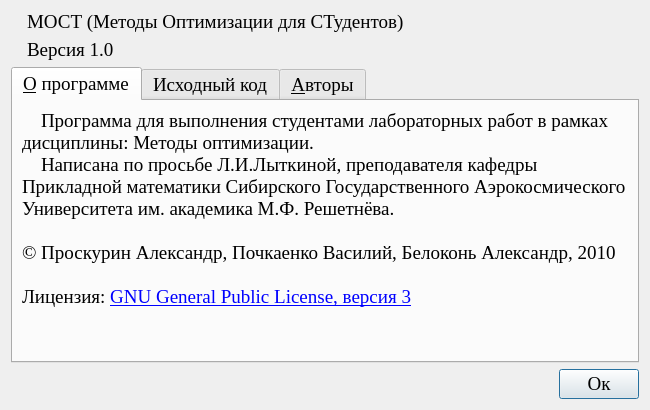
Old version of the form optimizationmethods/ui/aboutProgram.ui in the repository Eliminationzx/optimizationmethods.
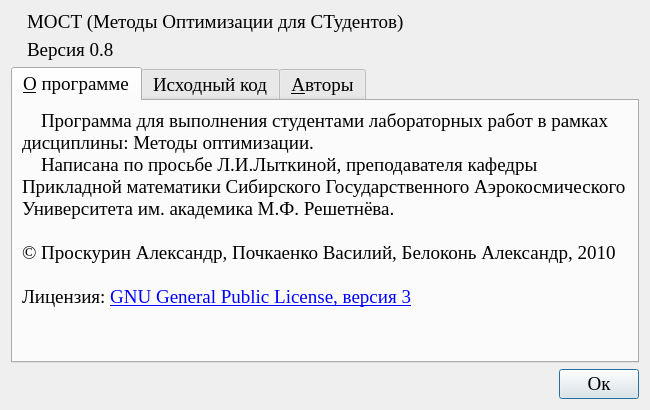
New version of the form. Icons and pictures are not drawn.

Commit message: Исправлена версия на 0.8 ☺

What changed in the file:
```diff
--- a/optimizationmethods/ui/aboutProgram.ui
+++ b/optimizationmethods/ui/aboutProgram.ui
@@ -55,7 +55,7 @@
          <item>
           <widget class="QLabel" name="label_3">
            <property name="text">
-            <string>Версия 1.0</string>
+            <string>Версия 0.8</string>
            </property>
           </widget>
          </item>
```
